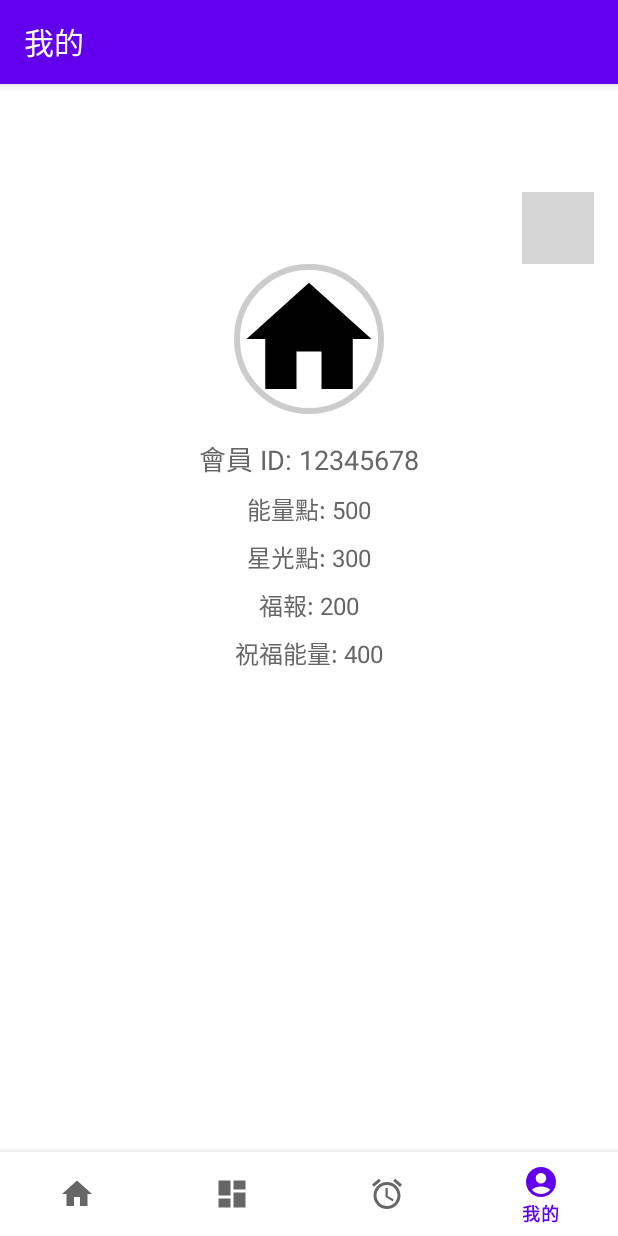
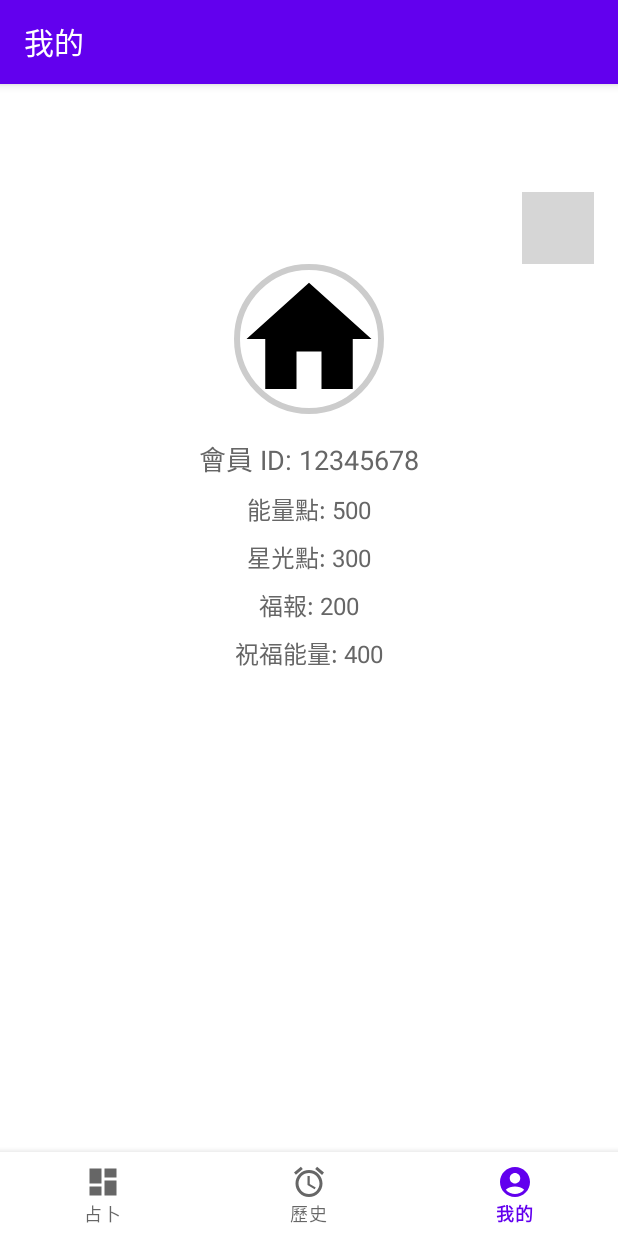
Before and after one commit to Alonsohsu/sosotalot, an Android app: the NotificationsFragment screen opened through its navigation route, on a phone screen of 412 x 824 dp. Run offline under Robolectric (Android 15) with nearby library versions, the phone set to English and light mode, and no system bars; our stand-ins replace navigation-ui; grey boxes are pictures that could not be loaded.

Commit message:
1. remove homepage file

```diff
--- a/app/src/main/java/com/example/sosotalot/MainActivity.kt
+++ b/app/src/main/java/com/example/sosotalot/MainActivity.kt
@@ -38,8 +38,7 @@ class MainActivity : AppCompatActivity() {
         }
 
         navController.addOnDestinationChangedListener { _, destination, _ ->
-            if (destination.id == R.id.navigation_home ||
-                destination.id == R.id.navigation_divination ||
+            if (destination.id == R.id.navigation_divination ||
                 destination.id == R.id.navigation_my) {
                 binding.navView.visibility = View.VISIBLE
             } else {
@@ -50,7 +49,7 @@ class MainActivity : AppCompatActivity() {
         // 设置顶部导航栏和底部导航栏
         val appBarConfiguration = AppBarConfiguration(
             setOf(
-                R.id.navigation_home, R.id.navigation_divination, R.id.navigation_my
+                R.id.navigation_divination, R.id.navigation_my
             )
         )
         setupActionBarWithNavController(navController, appBarConfiguration)
--- a/app/src/main/java/com/example/sosotalot/ui/home/HomeFragment.kt
+++ /dev/null
@@ -1,42 +0,0 @@
-package com.example.sosotalot.ui.home
-
-import android.os.Bundle
-import android.view.LayoutInflater
-import android.view.View
-import android.view.ViewGroup
-import android.widget.TextView
-import androidx.fragment.app.Fragment
-import androidx.lifecycle.ViewModelProvider
-import com.example.sosotalot.databinding.FragmentHomeBinding
-
-class HomeFragment : Fragment() {
-
-    private var _binding: FragmentHomeBinding? = null
-
-    // This property is only valid between onCreateView and
-    // onDestroyView.
-    private val binding get() = _binding!!
-
-    override fun onCreateView(
-        inflater: LayoutInflater,
-        container: ViewGroup?,
-        savedInstanceState: Bundle?
-    ): View {
-        val homeViewModel =
-            ViewModelProvider(this).get(HomeViewModel::class.java)
-
-        _binding = FragmentHomeBinding.inflate(inflater, container, false)
-        val root: View = binding.root
-
-        val textView: TextView = binding.textHome
-        homeViewModel.text.observe(viewLifecycleOwner) {
-            textView.text = it
-        }
-        return root
-    }
-
-    override fun onDestroyView() {
-        super.onDestroyView()
-        _binding = null
-    }
-}
--- a/app/src/main/java/com/example/sosotalot/ui/home/HomeViewModel.kt
+++ /dev/null
@@ -1,13 +0,0 @@
-package com.example.sosotalot.ui.home
-
-import androidx.lifecycle.LiveData
-import androidx.lifecycle.MutableLiveData
-import androidx.lifecycle.ViewModel
-
-class HomeViewModel : ViewModel() {
-
-    private val _text = MutableLiveData<String>().apply {
-        value = "This is home Fragment"
-    }
-    val text: LiveData<String> = _text
-}
--- a/app/src/main/java/com/example/sosotalot/ui/login/LoginFragment.kt
+++ b/app/src/main/java/com/example/sosotalot/ui/login/LoginFragment.kt
@@ -101,7 +101,7 @@ class LoginFragment : Fragment() {
             sharedPreferences.edit().putBoolean("isLoggedIn", true).apply()
 
             // 导航到主界面
-            findNavController().navigate(R.id.navigation_home)
+            findNavController().navigate(R.id.navigation_divination)
 
             Toast.makeText(requireContext(), "Welcome $userName", Toast.LENGTH_SHORT).show()
         }
--- a/app/src/main/java/com/example/sosotalot/ui/notifications/NotificationsFragment.kt
+++ b/app/src/main/java/com/example/sosotalot/ui/notifications/NotificationsFragment.kt
@@ -74,8 +74,8 @@ class NotificationsFragment : Fragment() {
             }
         }
 
-        class Fragment1 : Fragment(R.layout.fragment_home)
-        class Fragment2 : Fragment(R.layout.fragment_home)
-        class Fragment3 : Fragment(R.layout.fragment_home)
+        class Fragment1 : Fragment(R.layout.fragment_dashboard)
+        class Fragment2 : Fragment(R.layout.fragment_dashboard)
+        class Fragment3 : Fragment(R.layout.fragment_dashboard)
     }
 }
--- a/app/src/main/res/menu/bottom_nav_menu.xml
+++ b/app/src/main/res/menu/bottom_nav_menu.xml
@@ -1,10 +1,5 @@
 <?xml version="1.0" encoding="utf-8"?>
 <menu xmlns:android="http://schemas.android.com/apk/res/android">
-
-    <item
-        android:id="@+id/navigation_home"
-        android:icon="@drawable/ic_home_black_24dp"
-        android:title="@string/title_home" />
 
     <item
         android:id="@+id/navigation_divination"
--- a/app/src/main/res/navigation/mobile_navigation.xml
+++ b/app/src/main/res/navigation/mobile_navigation.xml
@@ -3,7 +3,7 @@
     xmlns:app="http://schemas.android.com/apk/res-auto"
     xmlns:tools="http://schemas.android.com/tools"
     android:id="@+id/mobile_navigation"
-    app:startDestination="@+id/navigation_home">
+    app:startDestination="@+id/navigation_divination">
 
     <fragment
         android:id="@+id/loginFragment"
@@ -12,15 +12,8 @@
         tools:layout="@layout/fragment_login">
         <action
             android:id="@+id/action_loginFragment_to_navigation_home"
-            app:destination="@id/navigation_home" />
+            app:destination="@id/navigation_divination" />
     </fragment>
-
-
-    <fragment
-        android:id="@+id/navigation_home"
-        android:name="com.example.sosotalot.ui.home.HomeFragment"
-        android:label="@string/title_home"
-        tools:layout="@layout/fragment_home" />
 
     <fragment
         android:id="@+id/navigation_divination"
```
Also changed, not shown: app/src/main/res/layout/fragment_home.xml (deleted, +0 -22 lines).
